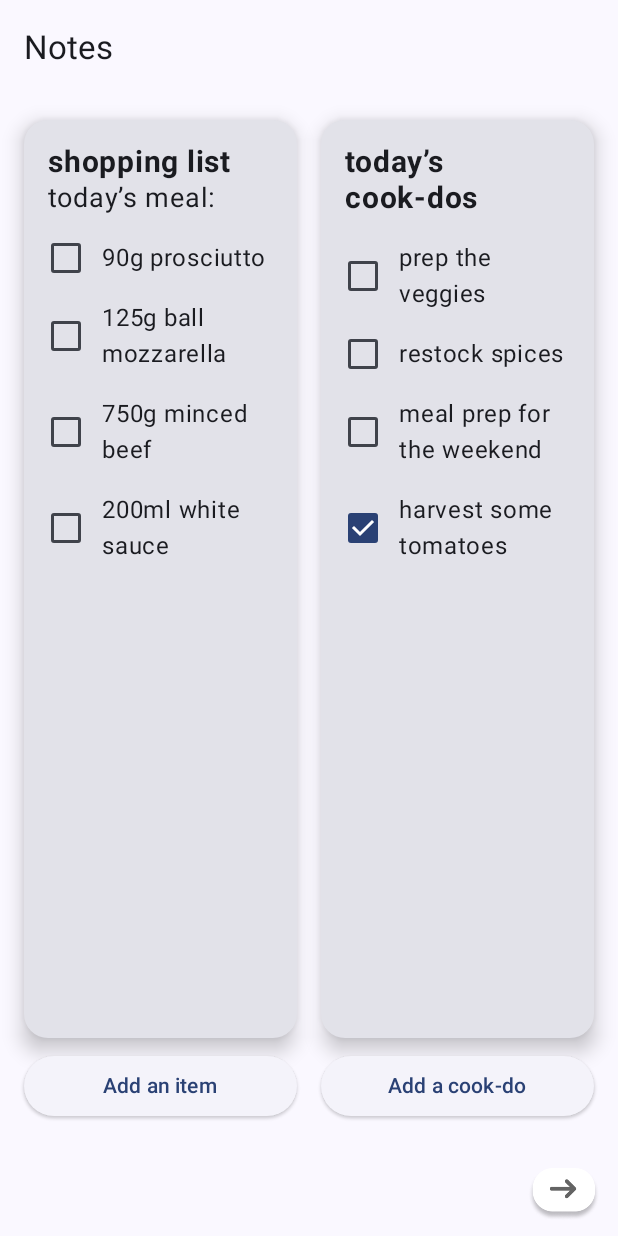
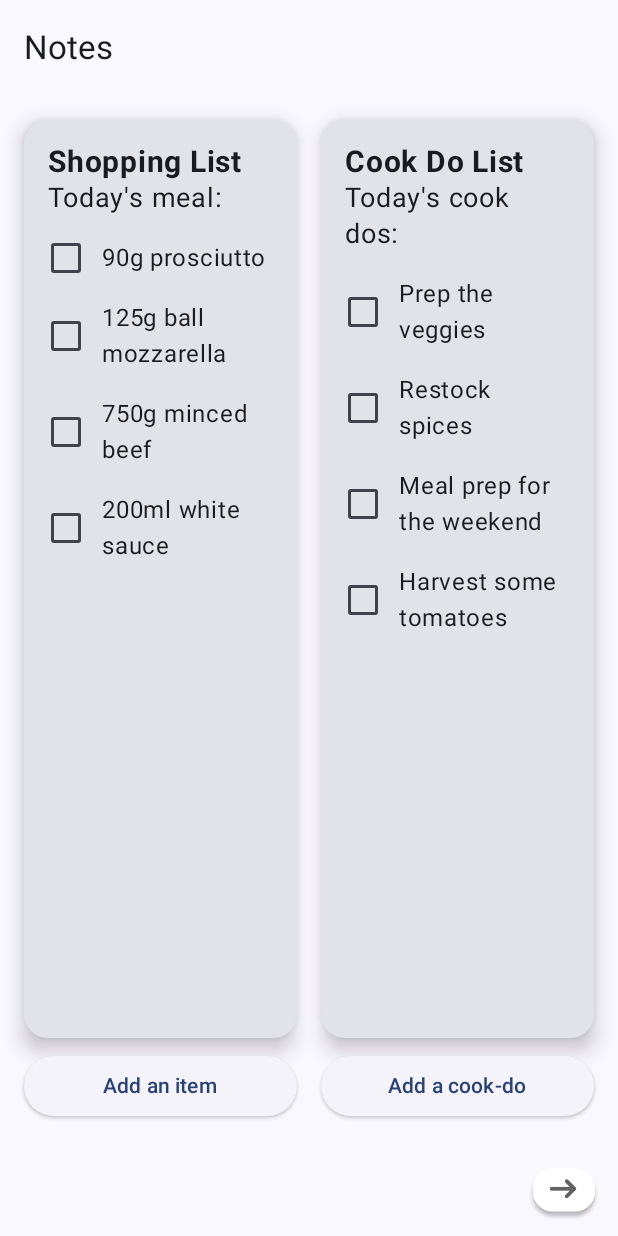
Before and after one commit to adieediee/SemestralnaPraca_VAMZ, an Android app built with Jetpack Compose: the screen it shows after launch (MainActivity), after a tap on "Previous", on a phone screen of 412 x 824 dp. Run offline under Robolectric (Android 15) with nearby library versions, the phone set to English and light mode, and no system bars; our stand-ins replace Room's generated code.

Commit message:
aktualizovane view modely

```diff
--- a/app/src/main/java/com/example/semestralka/gui/mainscreen/MainScreen.kt
+++ b/app/src/main/java/com/example/semestralka/gui/mainscreen/MainScreen.kt
@@ -179,7 +179,6 @@ fun ShoppingListCard(viewModel: ShoppingListViewModel) {
 fun CookDoListCard(viewModel: ShoppingListViewModel) {
     val configuration = LocalConfiguration.current
     val screenWidthDp = configuration.screenWidthDp.dp / 2 - 24.dp
-
     val cookDoItems by viewModel.cookDoItems.collectAsState()
 
     Card(
--- a/app/src/main/java/com/example/semestralka/gui/notesscreen/NotesScreen.kt
+++ b/app/src/main/java/com/example/semestralka/gui/notesscreen/NotesScreen.kt
@@ -4,6 +4,7 @@ import ShoppingItem
 import ShoppingListViewModel
 import androidx.compose.foundation.Image
 import androidx.compose.foundation.clickable
+import androidx.compose.foundation.gestures.detectTapGestures
 import androidx.compose.foundation.layout.*
 import androidx.compose.foundation.lazy.LazyColumn
 import androidx.compose.foundation.lazy.items
@@ -16,6 +17,7 @@ import androidx.compose.ui.Alignment
 import androidx.compose.ui.Modifier
 import androidx.compose.ui.draw.clip
 import androidx.compose.ui.graphics.Color
+import androidx.compose.ui.input.pointer.pointerInput
 import androidx.compose.ui.res.painterResource
 import androidx.compose.ui.text.font.FontWeight
 import androidx.compose.ui.unit.dp
@@ -32,7 +34,7 @@ object NotesDestination : NavigationDestination {
 @Composable
 fun NotesScreen(viewModel: ShoppingListViewModel = viewModel(), onNext: () -> Unit) {
     val shoppingItems by viewModel.shoppingItems.collectAsState()
-    val cookDoItems = remember { mutableStateListOf("prep the veggies", "restock spices", "meal prep for the weekend", "harvest some tomatoes") }
+    val cookDoItems by viewModel.cookDoItems.collectAsState()
 
     Scaffold(
         topBar = {
@@ -47,7 +49,7 @@ fun NotesScreen(viewModel: ShoppingListViewModel = viewModel(), onNext: () -> Un
             ) {
                 Spacer(modifier = Modifier.weight(1f))
                 Image(
-                    painter = painterResource(id = R.drawable.ic_forward), // Replace with your edit image resource
+                    painter = painterResource(id = R.drawable.ic_forward),
                     contentDescription = "Next",
                     modifier = Modifier
                         .padding(8.dp)
@@ -74,6 +76,7 @@ fun NotesScreen(viewModel: ShoppingListViewModel = viewModel(), onNext: () -> Un
                         items = shoppingItems,
                         onItemCheckedChange = viewModel::onItemCheckedChange,
                         onUpdateItem = { oldItem, newItem -> viewModel.updateItem(oldItem, newItem) },
+                        onDeleteItem = { item -> viewModel.deleteItem(item) }, // Pass the delete action
                         modifier = Modifier.weight(1f)
                     )
                     Spacer(modifier = Modifier.height(8.dp))
@@ -88,12 +91,14 @@ fun NotesScreen(viewModel: ShoppingListViewModel = viewModel(), onNext: () -> Un
                 Column(modifier = Modifier.weight(1f)) {
                     CookDoListCard(
                         items = cookDoItems,
-                        onUpdateItem = { index, newText -> cookDoItems[index] = newText },
+                        onItemCheckedChange = viewModel::onCookDoItemCheckedChange,
+                        onUpdateItem = { oldItem, newItem -> viewModel.updateCookDoItem(oldItem, newItem) },
+                        onDeleteItem = { item -> viewModel.deleteItem(item) }, // Pass the delete action
                         modifier = Modifier.weight(1f)
                     )
                     Spacer(modifier = Modifier.height(8.dp))
                     ElevatedButton(
-                        onClick = { cookDoItems.add("New cook-do") },
+                        onClick = { viewModel.addCookDoItem(ShoppingItem("New cook do")) },
                         modifier = Modifier.fillMaxWidth()
                     ) {
                         Text(text = "Add a cook-do")
@@ -109,6 +114,7 @@ fun ShoppingListCard(
     items: List<ShoppingItem>,
     onItemCheckedChange: (ShoppingItem, Boolean) -> Unit,
     onUpdateItem: (ShoppingItem, ShoppingItem) -> Unit,
+    onDeleteItem: (ShoppingItem) -> Unit,
     modifier: Modifier = Modifier
 ) {
     Card(
@@ -121,18 +127,19 @@ fun ShoppingListCard(
         ) {
             item {
                 Text(
-                    text = "shopping list",
+                    text = "Shopping List",
                     fontSize = 20.sp,
                     fontWeight = FontWeight.Bold
                 )
-                Text(text = "today’s meal:", fontSize = 18.sp)
+                Text(text = "Today's meal:", fontSize = 18.sp)
                 Spacer(modifier = Modifier.height(8.dp))
             }
             items(items) { item ->
                 EditableCheckboxListItem(
                     item.name, item.isChecked,
                     onCheckedChange = { isChecked -> onItemCheckedChange(item, isChecked) },
-                    onUpdateText = { newText -> onUpdateItem(item, item.copy(name = newText)) }
+                    onUpdateText = { newText -> onUpdateItem(item, item.copy(name = newText)) },
+                    onDeleteItem = { onDeleteItem(item) }
                 )
             }
         }
@@ -141,8 +148,10 @@ fun ShoppingListCard(
 
 @Composable
 fun CookDoListCard(
-    items: List<String>,
-    onUpdateItem: (Int, String) -> Unit,
+    items: List<ShoppingItem>,
+    onItemCheckedChange: (ShoppingItem, Boolean) -> Unit,
+    onUpdateItem: (ShoppingItem, ShoppingItem) -> Unit,
+    onDeleteItem: (ShoppingItem) -> Unit,
     modifier: Modifier = Modifier
 ) {
     Card(
@@ -155,39 +164,68 @@ fun CookDoListCard(
         ) {
             item {
                 Text(
-                    text = "today’s cook-dos",
+                    text = "Cook Do List",
                     fontSize = 20.sp,
                     fontWeight = FontWeight.Bold
                 )
+                Text(text = "Today's cook dos:", fontSize = 18.sp)
                 Spacer(modifier = Modifier.height(8.dp))
             }
-            items(items.size) { index ->
-                val item = items[index]
-                var isChecked by remember { mutableStateOf(item == "harvest some tomatoes") }
+            items(items) { item ->
                 EditableCheckboxListItem(
-                    text = item,
-                    checked = isChecked,
-                    onCheckedChange = { isChecked = it },
-                    onUpdateText = { newText -> onUpdateItem(index, newText) }
+                    item.name, item.isChecked,
+                    onCheckedChange = { isChecked -> onItemCheckedChange(item, isChecked) },
+                    onUpdateText = { newText -> onUpdateItem(item, item.copy(name = newText)) },
+                    onDeleteItem = { onDeleteItem(item) }
                 )
             }
         }
     }
 }
-
 @Composable
 fun EditableCheckboxListItem(
     text: String,
     checked: Boolean,
     onCheckedChange: (Boolean) -> Unit,
-    onUpdateText: (String) -> Unit
+    onUpdateText: (String) -> Unit,
+    onDeleteItem: () -> Unit
 ) {
     var isEditing by remember { mutableStateOf(false) }
     var editText by remember { mutableStateOf(text) }
+    var showDialog by remember { mutableStateOf(false) }
+
+    if (showDialog) {
+        AlertDialog(
+            onDismissRequest = { showDialog = false },
+            title = { Text(text = "Delete Item") },
+            text = { Text(text = "Are you sure you want to delete this item?") },
+            confirmButton = {
+                TextButton(onClick = {
+                    onDeleteItem()
+                    showDialog = false
+                }) {
+                    Text("Delete")
+                }
+            },
+            dismissButton = {
+                TextButton(onClick = { showDialog = false }) {
+                    Text("Cancel")
+                }
+            }
+        )
+    }
 
     Row(
         verticalAlignment = Alignment.CenterVertically,
-        modifier = Modifier.padding(vertical = 8.dp)
+        modifier = Modifier
+            .padding(vertical = 8.dp)
+            .pointerInput(Unit) {
+                detectTapGestures(
+                    onLongPress = {
+                        showDialog = true
+                    }
+                )
+            }
     ) {
         Checkbox(
             checked = checked,
--- a/app/src/main/java/com/example/semestralka/gui/notesscreen/NotesScreenViewModel.kt
+++ b/app/src/main/java/com/example/semestralka/gui/notesscreen/NotesScreenViewModel.kt
@@ -55,6 +55,9 @@ class ShoppingListViewModel : ViewModel() {
             if (it == oldItem) newItem else it
         }
     }
+    fun deleteItem(item: ShoppingItem) {
+        _shoppingItems.value = _shoppingItems.value - item
+    }
 }
 
 data class ShoppingItem(val name: String, val isChecked: Boolean = false)
```
Also changed, not shown: app/build.gradle.kts (+17 -4 lines).
